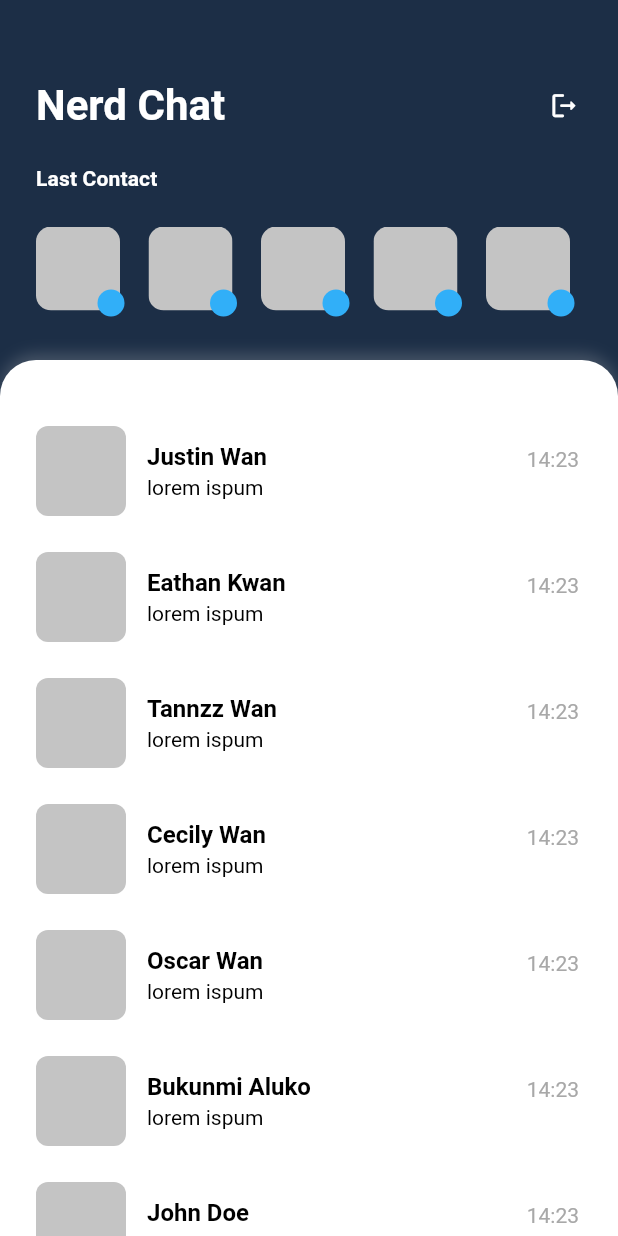
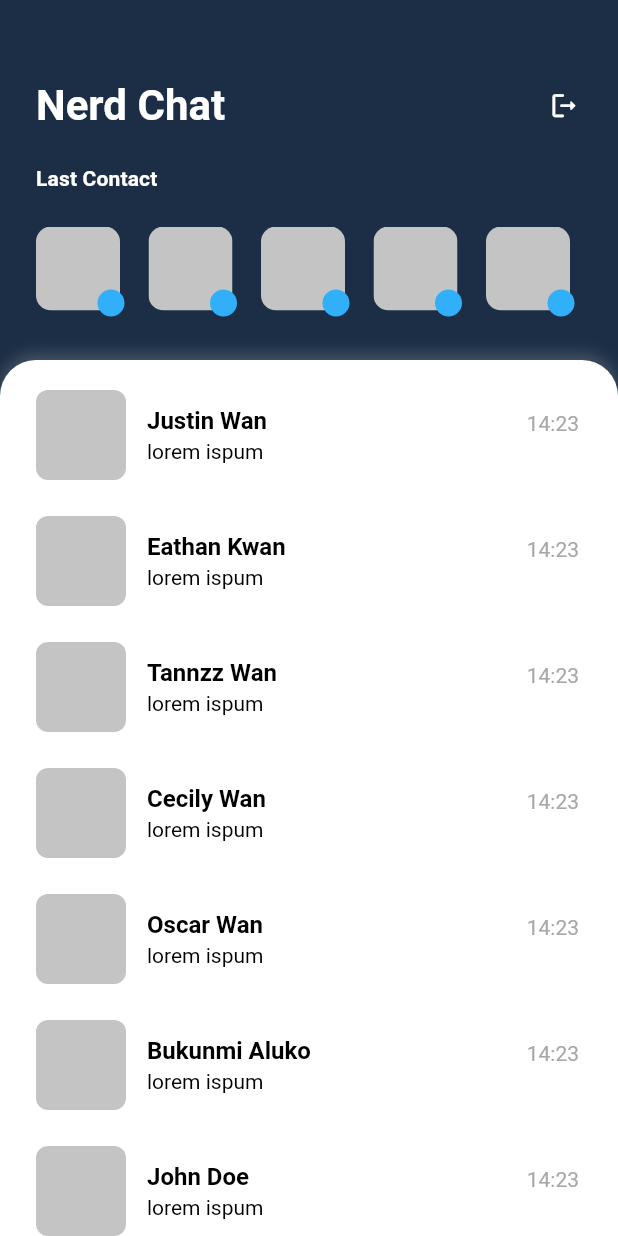
Before and after one commit to DilVika/mini-chat-App-Flutter, a Flutter app: the screen it shows after launch, on a phone screen of 412 x 824 dp. Run offline on Flutter 3.47's test engine with Material 2 defaults, Android fonts, the phone set to English and light mode, and no system bars; our stand-ins replace google_fonts.

Commit message:
improve padding

```diff
--- a/lib/presentations/Widgets/pages/home/home_page.dart
+++ b/lib/presentations/Widgets/pages/home/home_page.dart
@@ -27,8 +27,7 @@ class HomePage extends StatelessWidget {
   Widget build(BuildContext context) {
     final _theme = Theme.of(context);
     return Scaffold(
-      body: SafeArea(
-        child: Column(
+      body: Column(
         children: [
           Padding(
             padding: Dimensions.defaultPadding,
@@ -119,7 +118,7 @@ class HomePage extends StatelessWidget {
           ),
           Expanded(
             child: Container(
-                padding: const EdgeInsets.fromLTRB(24, 44, 26, 0),
+              padding: const EdgeInsets.fromLTRB(24, 20, 26, 0),
               decoration: BoxDecoration(
                 color: Colors.white,
                 borderRadius: const BorderRadius.only(
@@ -136,6 +135,7 @@ class HomePage extends StatelessWidget {
                 ],
               ),
               child: ListView.separated(
+                padding: EdgeInsets.only(bottom: MediaQuery.of(context).viewInsets.bottom),
                 itemCount: names.length,
                 physics: const BouncingScrollPhysics(
                     parent: AlwaysScrollableScrollPhysics()),
@@ -254,7 +254,6 @@ class HomePage extends StatelessWidget {
           ),
         ],
       ),
-      ),
     );
   }
 }
```
Also changed, not shown: lib/presentations/Widgets/pages/chat/chat_page.dart (+12 -5 lines), 7 other files. Lines whose indentation alone changed are shown as unchanged.
